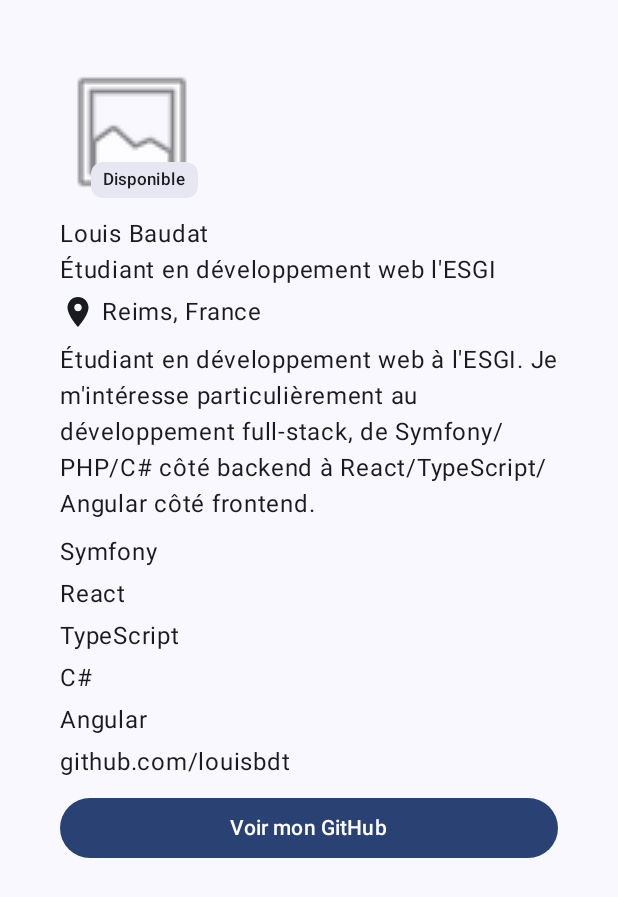
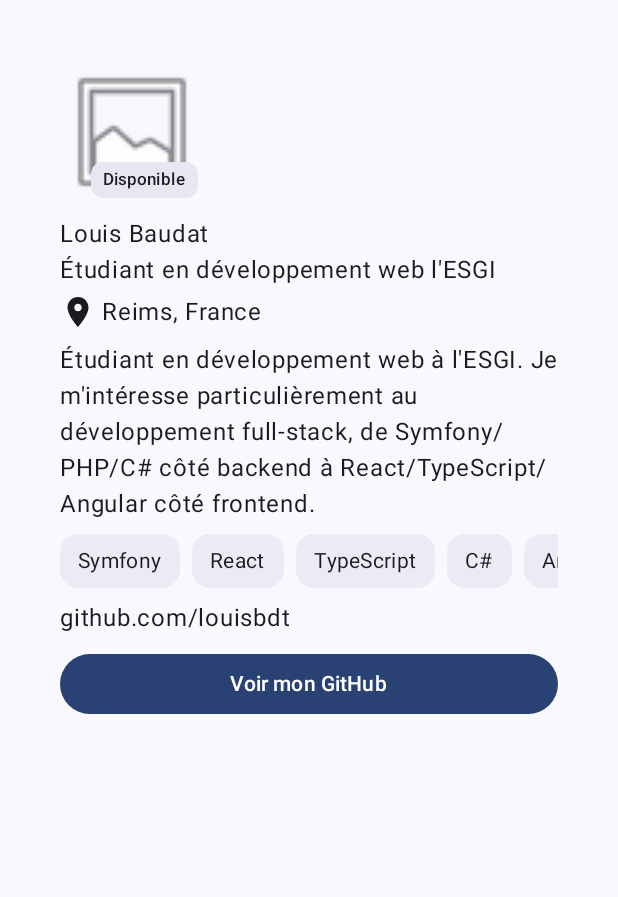
Before and after one commit to louisbdt/profil-developpeur-compose-v2, an Android app built with Jetpack Compose: the screen it shows after launch (MainActivity), on a phone screen of 412 x 824 dp. Shown: the top 897 px of the screen. Run offline under Robolectric (Android 15) with nearby library versions, the phone set to English and light mode, and no system bars.

Commit message:
Replace skill list with SkillChip in a LazyRow

```diff
--- a/app/src/main/java/com/example/profildeveloppeur/MainActivity.kt
+++ b/app/src/main/java/com/example/profildeveloppeur/MainActivity.kt
@@ -5,6 +5,7 @@ import androidx.activity.ComponentActivity
 import androidx.activity.compose.setContent
 import androidx.activity.enableEdgeToEdge
 import androidx.compose.foundation.Image
+import androidx.compose.foundation.layout.Arrangement
 import androidx.compose.foundation.layout.Box
 import androidx.compose.foundation.layout.Column
 import androidx.compose.foundation.layout.Row
@@ -13,6 +14,8 @@ import androidx.compose.foundation.layout.fillMaxSize
 import androidx.compose.foundation.layout.height
 import androidx.compose.foundation.layout.padding
 import androidx.compose.foundation.layout.size
+import androidx.compose.foundation.lazy.LazyRow
+import androidx.compose.foundation.lazy.items
 import androidx.compose.material.icons.Icons
 import androidx.compose.material.icons.filled.LocationOn
 import androidx.compose.material3.Button
@@ -97,11 +100,36 @@ fun ProfileHeader(
 }
 
 @Composable
-fun SkillItem(
-    skillName: String,
+fun SkillChip(
+    label: String,
     modifier: Modifier = Modifier
 ) {
-    Text(text = skillName, modifier = modifier)
+    Surface(
+        modifier = modifier,
+        shape = MaterialTheme.shapes.medium,
+        tonalElevation = 2.dp
+    ) {
+        Text(
+            text = label,
+            modifier = Modifier.padding(horizontal = 12.dp, vertical = 8.dp),
+            style = MaterialTheme.typography.bodyMedium
+        )
+    }
+}
+
+@Composable
+fun SkillsRow(
+    skills: List<String>,
+    modifier: Modifier = Modifier
+) {
+    LazyRow(
+        modifier = modifier,
+        horizontalArrangement = Arrangement.spacedBy(8.dp)
+    ) {
+        items(skills) { skill ->
+            SkillChip(label = skill)
+        }
+    }
 }
 
 @Composable
@@ -147,12 +175,12 @@ fun ProfileCard(
                 modifier = Modifier.padding(bottom = 8.dp)
             )
 
-            for (skill in skills) {
-                SkillItem(
-                    skillName = skill,
-                    modifier = Modifier.padding(bottom = 4.dp)
-                )
-            }
+            SkillsRow(
+                skills = skills,
+                modifier = Modifier
+                    .fillMaxWidth()
+                    .padding(bottom = 8.dp)
+            )
 
             Text(text = contact, modifier = Modifier.padding(bottom = 8.dp))
 
```
